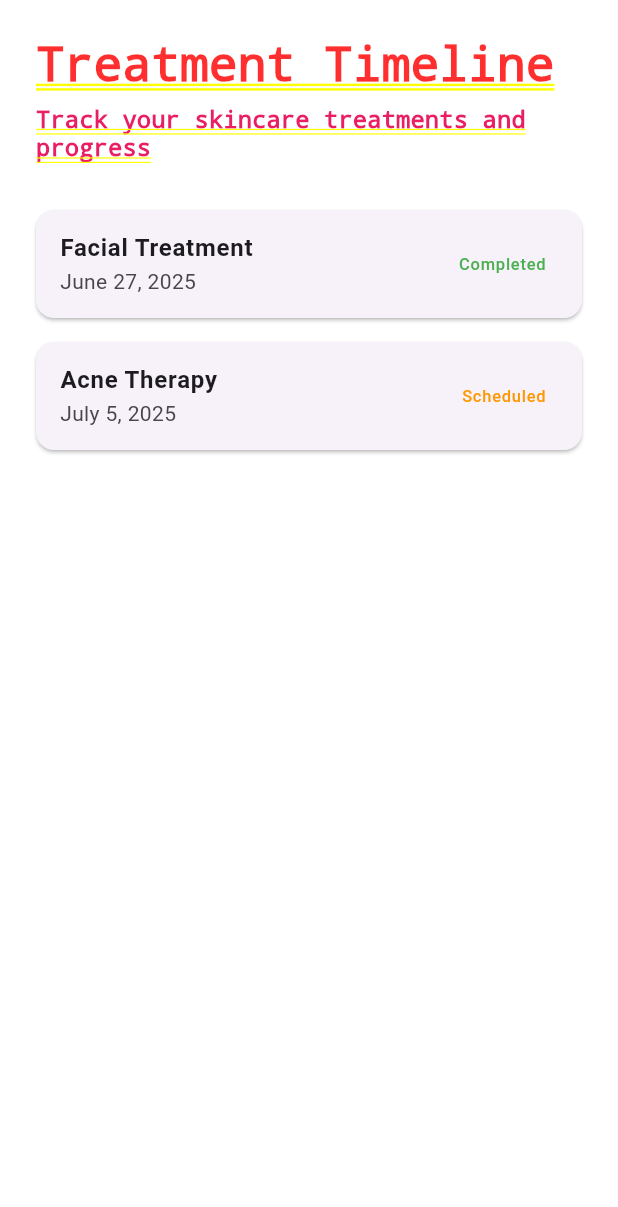
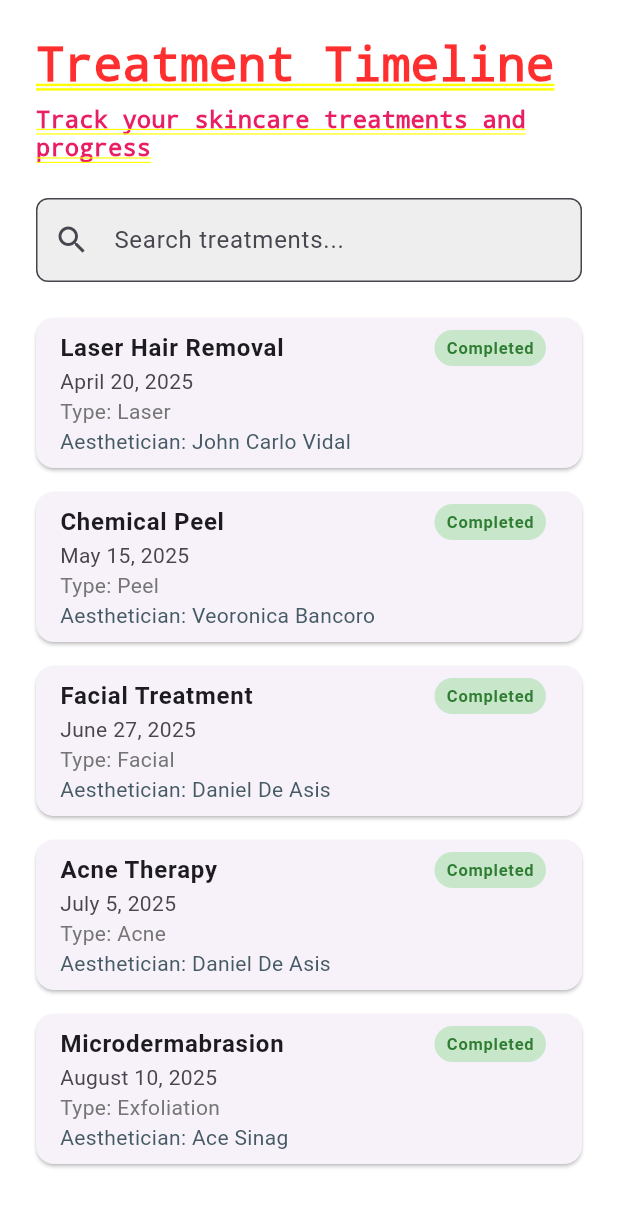
Before and after one commit to ronveee/kderma_mobileapp, a Flutter app: the TreatmentTimelineSection screen opened by its route, on a phone screen of 412 x 824 dp. Shown: the top 1207 px of the screen. Run offline on Flutter 3.47's test engine with Material 3 defaults, Android fonts, the light colour scheme and no system bars; network calls fail.

Commit message:
week1 completed

```diff
--- a/lib/treatment.dart
+++ b/lib/treatment.dart
@@ -1,52 +1,112 @@
 import 'package:flutter/material.dart';
+// ...existing code...
 
-// Add these placeholder classes if not already defined elsewhere
-class NavItem {
-  final IconData icon;
-  final String label;
-  NavItem({required this.icon, required this.label});
-}
-
-class HomeContent extends StatelessWidget {
-  @override
-  Widget build(BuildContext context) {
-    return Center(child: Text('Home Page'));
-  }
-}
-
-class ProfilePage extends StatelessWidget {
-  @override
-  Widget build(BuildContext context) {
-    return Center(child: Text('Profile Page'));
-  }
-}
-
-class SkincareServicesSection extends StatelessWidget {
-  const SkincareServicesSection({super.key});
-  @override
-  Widget build(BuildContext context) {
-    return Center(child: Text('Skincare Services'));
-  }
-}
-
-class TreatmentTimelineSection extends StatelessWidget {
+class TreatmentTimelineSection extends StatefulWidget {
   const TreatmentTimelineSection({super.key});
 
   @override
-  Widget build(BuildContext context) {
-    final treatments = [
+  _TreatmentTimelineSectionState createState() => _TreatmentTimelineSectionState();
+}
+
+class _TreatmentTimelineSectionState extends State<TreatmentTimelineSection> {
+  final List<Map<String, String>> _allTreatments = [
+    {
+      'treatmentName': 'Laser Hair Removal',
+      'date': 'April 20, 2025',
+      'status': 'Completed',
+      'type': 'Laser',
+      'aesthetician': 'John Carlo Vidal'
+    },
+    {
+      'treatmentName': 'Chemical Peel',
+      'date': 'May 15, 2025',
+      'status': 'Completed',
+      'type': 'Peel',
+      'aesthetician': 'Veoronica Bancoro'
+    },
     {
       'treatmentName': 'Facial Treatment',
       'date': 'June 27, 2025',
       'status': 'Completed',
+      'type': 'Facial',
+      'aesthetician': 'Daniel De Asis'
     },
     {
       'treatmentName': 'Acne Therapy',
       'date': 'July 5, 2025',
-        'status': 'Scheduled',
+      'status': 'Completed',
+      'type': 'Acne',
+      'aesthetician': 'Daniel De Asis'
+    },
+    {
+      'treatmentName': 'Microdermabrasion',
+      'date': 'August 10, 2025',
+      'status': 'Completed',
+      'type': 'Exfoliation',
+      'aesthetician': 'Ace Sinag'
     },
   ];
 
+  List<Map<String, String>> _filteredTreatments = [];
+  final TextEditingController _searchController = TextEditingController();
+
+  @override
+  void initState() {
+    super.initState();
+    // Sort by date ascending
+    _allTreatments.sort((a, b) {
+      final dateA = DateTime.parse(_convertToIso(a['date']!));
+      final dateB = DateTime.parse(_convertToIso(b['date']!));
+      return dateA.compareTo(dateB);
+    });
+    _filteredTreatments = List.from(_allTreatments);
+    _searchController.addListener(_filterTreatments);
+  }
+
+  String _convertToIso(String date) {
+    final months = {
+      'January': '01',
+      'February': '02',
+      'March': '03',
+      'April': '04',
+      'May': '05',
+      'June': '06',
+      'July': '07',
+      'August': '08',
+      'September': '09',
+      'October': '10',
+      'November': '11',
+      'December': '12',
+    };
+    final parts = date.split(' ');
+    final month = months[parts[0]]!;
+    final day = parts[1].replaceAll(',', '').padLeft(2, '0');
+    final year = parts[2];
+    return '$year-$month-$day';
+  }
+
+  @override
+  void dispose() {
+    _searchController.dispose();
+    super.dispose();
+  }
+
+  void _filterTreatments() {
+    final query = _searchController.text.toLowerCase();
+    setState(() {
+      _filteredTreatments = _allTreatments.where((treatment) {
+        final treatmentName = treatment['treatmentName']!.toLowerCase();
+        final treatmentType = treatment['type']!.toLowerCase();
+        final aesthetician = treatment['aesthetician']!.toLowerCase();
+        return treatmentName.contains(query) ||
+            treatmentType.contains(query) ||
+            aesthetician.contains(query);
+      }).toList();
+    });
+  }
+
+  @override
+  Widget build(BuildContext context) {
     return Padding(
       padding: const EdgeInsets.all(24.0),
       child: Column(
@@ -62,11 +122,36 @@ class TreatmentTimelineSection extends StatelessWidget {
             style: TextStyle(fontSize: 16, color: Colors.pink),
           ),
           const SizedBox(height: 24),
-          ...treatments.map((t) => TreatmentTimelineItem(
-                treatmentName: t['treatmentName']!,
-                date: t['date']!,
-                status: t['status']!,
-              )),
+          TextField(
+            controller: _searchController,
+            decoration: InputDecoration(
+              hintText: 'Search treatments...',
+              prefixIcon: const Icon(Icons.search),
+              border: OutlineInputBorder(
+                borderRadius: BorderRadius.circular(8),
+              ),
+              filled: true,
+              fillColor: Colors.grey[200],
+            ),
+          ),
+          const SizedBox(height: 16),
+          Expanded(
+            child: _filteredTreatments.isEmpty
+                ? const Center(child: Text('No treatments found'))
+                : ListView.builder(
+                    itemCount: _filteredTreatments.length,
+                    itemBuilder: (context, index) {
+                      final treatment = _filteredTreatments[index];
+                      return TreatmentTimelineItem(
+                        treatmentName: treatment['treatmentName']!,
+                        date: treatment['date']!,
+                        status: treatment['status']!,
+                        type: treatment['type']!,
+                        aesthetician: treatment['aesthetician']!,
+                      );
+                    },
+                  ),
+          ),
         ],
       ),
     );
@@ -77,12 +162,16 @@ class TreatmentTimelineItem extends StatelessWidget {
   final String treatmentName;
   final String date;
   final String status;
+  final String type;
+  final String aesthetician;
 
   const TreatmentTimelineItem({
     Key? key,
     required this.treatmentName,
     required this.date,
     required this.status,
+    required this.type,
+    required this.aesthetician,
   }) : super(key: key);
 
   @override
@@ -90,65 +179,32 @@ class TreatmentTimelineItem extends StatelessWidget {
     return Card(
       margin: const EdgeInsets.symmetric(vertical: 8),
       child: ListTile(
+        isThreeLine: true, // <-- Add this line
         title: Text(treatmentName, style: const TextStyle(fontWeight: FontWeight.bold)),
-        subtitle: Text(date),
-        trailing: Text(status, style: TextStyle(color: status == 'Completed' ? Colors.green : Colors.orange)),
+        subtitle: Column(
+          crossAxisAlignment: CrossAxisAlignment.start,
+          children: [
+            Text(date),
+            Text('Type: $type', style: TextStyle(color: Colors.grey[600])),
+            Text('Aesthetician: $aesthetician', style: TextStyle(color: Colors.blueGrey[700])),
+          ],
+        ),
+        trailing: Container(
+          padding: const EdgeInsets.symmetric(horizontal: 8, vertical: 4),
+          decoration: BoxDecoration(
+            color: Colors.green[100],
+            borderRadius: BorderRadius.circular(12),
+          ),
+          child: Text(
+            status,
+            style: TextStyle(
+              color: Colors.green[800],
+              fontWeight: FontWeight.bold,
+            ),
+          ),
+        ),
       ),
     );
   }
 }
-
-class HomePage extends StatefulWidget {
-  @override
-  _HomePageState createState() => _HomePageState();
-}
-
-class _HomePageState extends State<HomePage> {
-  int _selectedIndex = 0;
-
-  final List<NavItem> _navItems = [
-    NavItem(icon: Icons.dashboard, label: 'Dashboard'),
-    NavItem(icon: Icons.person, label: 'Profile'),
-    NavItem(icon: Icons.medical_services, label: 'Services'),
-    NavItem(icon: Icons.calendar_today, label: 'My Appointments'),
-    NavItem(icon: Icons.history, label: 'Treatment History'),
-  ];
-
-  final List<Widget> _pages = [
-    HomeContent(), // Dashboard
-    ProfilePage(), // Profile
-    SkincareServicesSection(), // Services
-    Center(child: Text('My Appointments')), // My Appointments
-    TreatmentTimelineSection(), // Treatment History
-  ];
-
-  @override
-  Widget build(BuildContext context) {
-    return Scaffold(
-      appBar: AppBar(title: Text('K DERMA')),
-      drawer: Drawer(
-        child: ListView(
-          children: [
-            DrawerHeader(child: Text('Menu')),
-            ..._navItems.asMap().entries.map((entry) {
-              int idx = entry.key;
-              NavItem item = entry.value;
-              return ListTile(
-                leading: Icon(item.icon),
-                title: Text(item.label),
-                selected: idx == _selectedIndex,
-                onTap: () {
-                  setState(() {
-                    _selectedIndex = idx;
-                  });
-                  Navigator.pop(context);
-                },
-              );
-            }),
-          ],
-        ),
-      ),
-      body: _pages[_selectedIndex],
-    );
-  }
-}
+// ...existing code...
```
Lines whose indentation alone changed are shown as unchanged.
